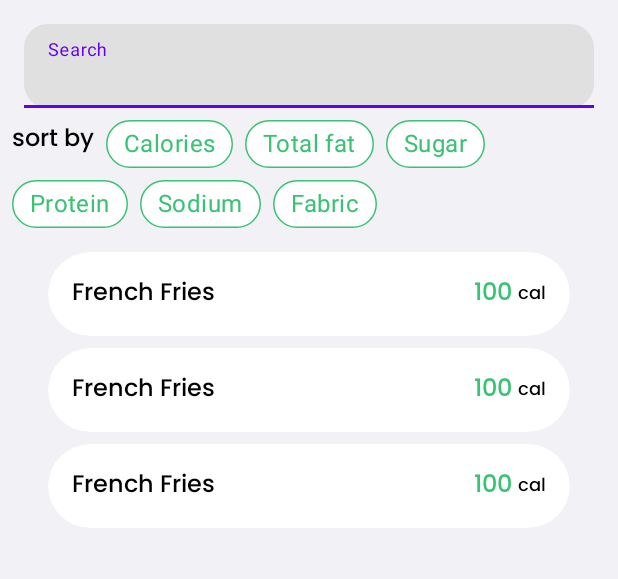
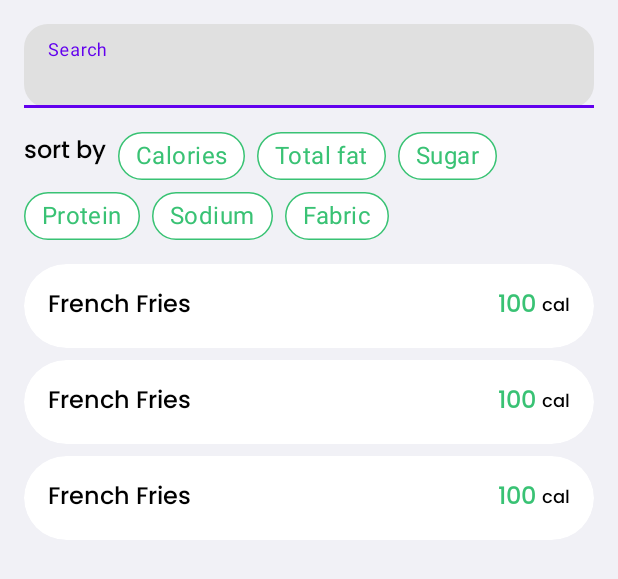
Before and after one commit to Mustafa-Ahmed1/Nutritions, an Android app: the layout fragment_search_meals.xml on its own in the app's theme, with its tools: preview values and no code run, on a phone screen of 412 x 824 dp. Shown: the top 579 px of the screen. Run offline under Robolectric (Android 15) with nearby library versions, the light colour scheme and no system bars; network calls fail.

Commit message:
edit search screen

```diff
--- a/app/src/main/res/layout/fragment_search_meals.xml
+++ b/app/src/main/res/layout/fragment_search_meals.xml
@@ -29,7 +29,7 @@
         android:id="@+id/chip_group"
         android:layout_width="match_parent"
         android:layout_height="wrap_content"
-        android:layout_margin="@dimen/spacing_small"
+        android:layout_margin="@dimen/spacing_medium"
         app:chipSpacingVertical="@dimen/spacing_small"
         app:chipSpacingHorizontal="@dimen/spacing_small"
         app:layout_constraintEnd_toEndOf="parent"
@@ -107,7 +107,7 @@
         android:layout_width="match_parent"
         android:layout_height="0dp"
         android:orientation="vertical"
-        android:layout_margin="@dimen/spacing_medium"
+        android:layout_marginTop="@dimen/spacing_medium"
         app:layoutManager="androidx.recyclerview.widget.LinearLayoutManager"
         app:layout_constraintBottom_toBottomOf="parent"
         app:layout_constraintEnd_toEndOf="parent"
--- a/app/src/main/res/values/themes.xml
+++ b/app/src/main/res/values/themes.xml
@@ -121,14 +121,12 @@
     </style>
 
     <style name="CutomChipStyle" parent="Widget.MaterialComponents.Chip.Choice">
-        <item name="chipSurfaceColor">@color/white</item>
         <item name="android:textColor">@drawable/text_color_chips</item>
         <item name="chipStrokeWidth">1dp</item>
         <item name="chipStrokeColor">@color/primary_color</item>
         <item name="chipBackgroundColor">@drawable/chips</item>
         <item name="android:textSize">@dimen/font_size_primary</item>
         <item name="android:fontFamily">@font/poppins_medium</item>
-
     </style>
 
 </resources>
```
Also changed, not shown: app/src/main/java/com/example/nutritionapp/ui/fragment/MealsSearchFragment.kt (+25 -6 lines).
